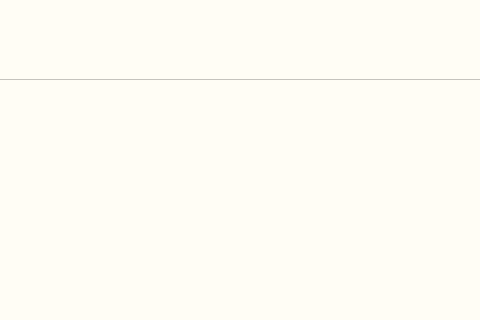
The window that Roles/player/design_player.ui (Blinded-by-luck/mil_faculty_app) describes before a commit, drawn with Qt 5; both pictures show x 245 to 725 and y 0 to 320 of the 931 by 745 pixel window.
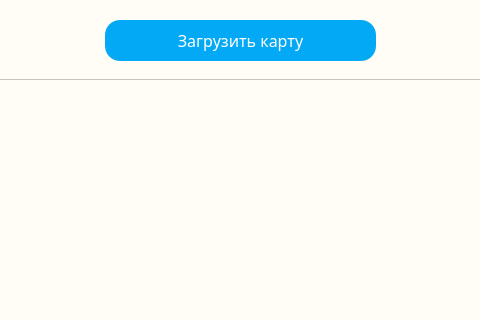
The same window after the commit.

The edit to the form file:
```diff
--- a/Roles/player/design_player.ui
+++ b/Roles/player/design_player.ui
@@ -102,6 +102,39 @@
 font-family: Century Gothic, sans-serif;</string>
     </property>
    </widget>
+   <widget class="QPushButton" name="download_btn">
+    <property name="geometry">
+     <rect>
+      <x>350</x>
+      <y>20</y>
+      <width>271</width>
+      <height>41</height>
+     </rect>
+    </property>
+    <property name="styleSheet">
+     <string notr="true">QPushButton
+{
+	background: #03a9f4;
+	color: #fff;
+	border-radius: 15px;
+	font-size: 12pt;
+	font-family: Century Gothic, sans-serif;
+}
+
+QPushButton:hover
+{
+    background-color:#64bee8;
+}
+
+QPushButton:pressed
+{
+    background-color:#03a9f4;
+}</string>
+    </property>
+    <property name="text">
+     <string>Загрузить карту</string>
+    </property>
+   </widget>
   </widget>
   <widget class="QStatusBar" name="statusbar"/>
  </widget>
```
